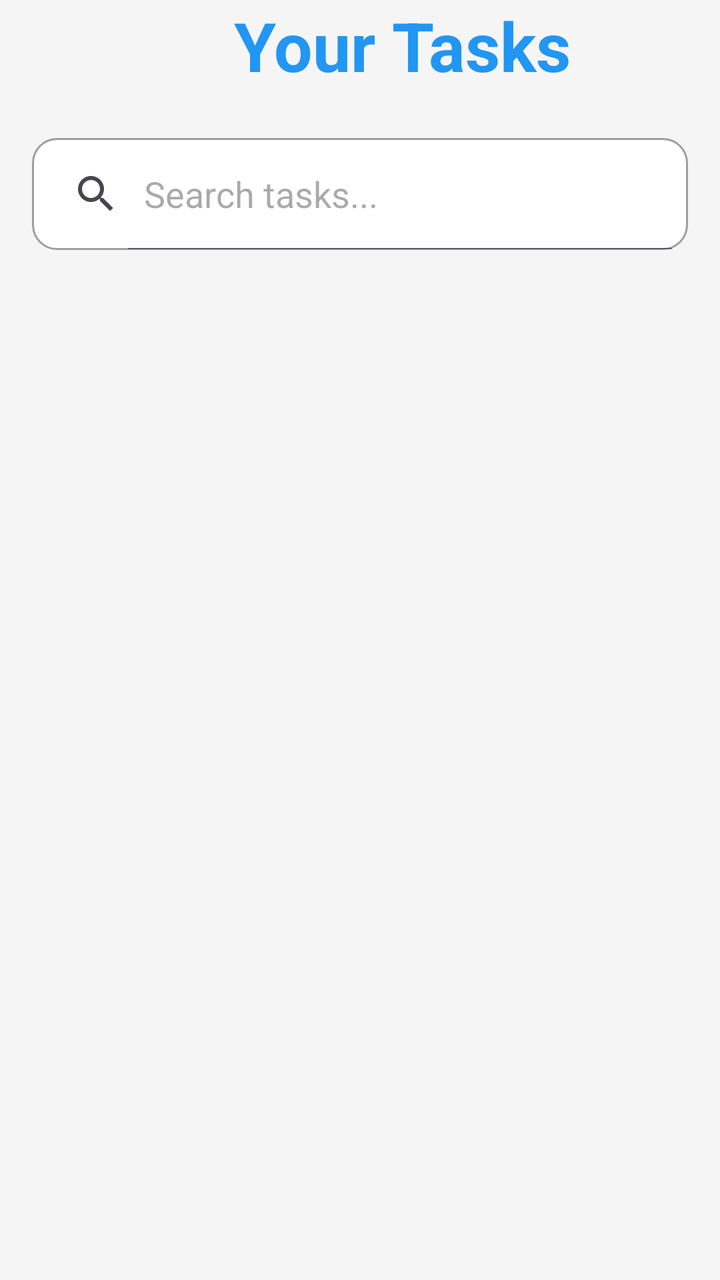
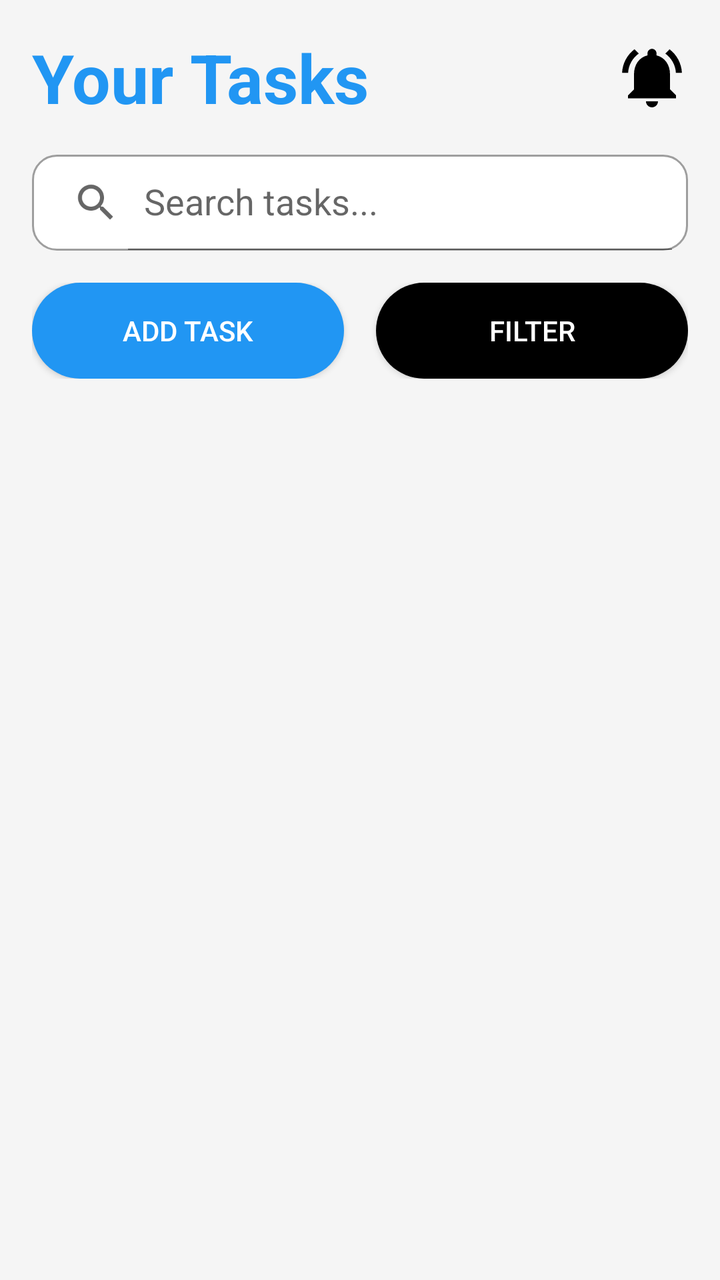

Two renders of the same Android screen: before a commit and after it. Below are the layout's source before the change and the commit's diff.
<!-- AndroidManifest.xml: application theme Theme.ProcrastinatorsTodo -->
<!-- res/layout/activity_home_page.xml -->
<?xml version="1.0" encoding="utf-8"?>
<androidx.constraintlayout.widget.ConstraintLayout xmlns:android="http://schemas.android.com/apk/res/android"
    xmlns:app="http://schemas.android.com/apk/res-auto"
    xmlns:tools="http://schemas.android.com/tools"
    android:id="@+id/main"
    android:layout_width="match_parent"
    android:layout_height="match_parent"
    android:background="#F5F5F5"
    tools:context=".HomePage">

    <TextView
        android:id="@+id/textView"
        android:layout_width="402dp"
        android:layout_height="53dp"
        android:text="Your Tasks"
        android:textAlignment="center"
        android:textColor="#2196F3"
        android:textSize="34sp"
        android:textStyle="bold"
        tools:layout_editor_absoluteX="4dp"
        tools:layout_editor_absoluteY="52dp" />

    <SearchView
        android:id="@+id/searchView"
        android:layout_width="0dp"
        android:layout_height="56dp"
        android:iconifiedByDefault="false"
        android:queryHint="Search tasks..."
        android:background="@drawable/search_bar_bg"
        app:layout_constraintTop_toBottomOf="@id/textView"
        app:layout_constraintStart_toStartOf="parent"
        app:layout_constraintEnd_toEndOf="parent"
        android:layout_marginTop="16dp"
        android:layout_marginStart="16dp"
        android:layout_marginEnd="16dp"/>

</androidx.constraintlayout.widget.ConstraintLayout>
<!-- resources referenced by this layout -->
<resources>
  <!-- drawable search_bar_bg (drawable) -->
  <?xml version="1.0" encoding="utf-8"?>
  <shape xmlns:android="http://schemas.android.com/apk/res/android"
      android:shape="rectangle">
      <solid android:color="#FFFFFF"/>
      <corners android:radius="12dp"/>
      <stroke android:width="1dp" android:color="#9E9E9E"/>
  </shape>
  <style name="Theme.ProcrastinatorsTodo" parent="Base.Theme.ProcrastinatorsTodo" />
  <style name="Base.Theme.ProcrastinatorsTodo" parent="Theme.Material3.DayNight.NoActionBar">
          
          
      </style>
</resources>

<!-- the commit's change to res/layout/activity_home_page.xml (unified diff, before → after) -->
@@ -1,37 +1,91 @@
 <?xml version="1.0" encoding="utf-8"?>
-<androidx.constraintlayout.widget.ConstraintLayout xmlns:android="http://schemas.android.com/apk/res/android"
+<LinearLayout xmlns:android="http://schemas.android.com/apk/res/android"
     xmlns:app="http://schemas.android.com/apk/res-auto"
-    xmlns:tools="http://schemas.android.com/tools"
     android:id="@+id/main"
     android:layout_width="match_parent"
     android:layout_height="match_parent"
     android:background="#F5F5F5"
-    tools:context=".HomePage">
+    android:orientation="vertical"
+    android:padding="16dp">
 
-    <TextView
-        android:id="@+id/textView"
-        android:layout_width="402dp"
-        android:layout_height="53dp"
-        android:text="Your Tasks"
-        android:textAlignment="center"
-        android:textColor="#2196F3"
-        android:textSize="34sp"
-        android:textStyle="bold"
-        tools:layout_editor_absoluteX="4dp"
-        tools:layout_editor_absoluteY="52dp" />
+    
+    <RelativeLayout
+        android:layout_width="match_parent"
+        android:layout_height="wrap_content"
+        android:layout_marginBottom="16dp">
 
-    <SearchView
+        <TextView
+            android:id="@+id/homeTitle"
+            android:layout_width="wrap_content"
+            android:layout_height="wrap_content"
+            android:text="Your Tasks"
+            android:textColor="#2196F3"
+            android:textSize="34sp"
+            android:textStyle="bold"
+            android:layout_centerVertical="true"
+            android:layout_alignParentStart="true" />
+
+        <ImageView
+            android:id="@+id/notificationIcon"
+            android:layout_width="36dp"
+            android:layout_height="36dp"
+            android:layout_alignParentEnd="true"
+            android:layout_centerVertical="true"
+            android:src="@drawable/ic_notifications"
+            android:contentDescription="Notifications"
+            android:clickable="true"
+            android:focusable="true" />
+
+    </RelativeLayout>
+
+
+    <androidx.appcompat.widget.SearchView
         android:id="@+id/searchView"
-        android:layout_width="0dp"
-        android:layout_height="56dp"
-        android:iconifiedByDefault="false"
-        android:queryHint="Search tasks..."
+        android:layout_width="match_parent"
+        android:layout_height="wrap_content"
+        android:layout_marginBottom="16dp"
         android:background="@drawable/search_bar_bg"
-        app:layout_constraintTop_toBottomOf="@id/textView"
-        app:layout_constraintStart_toStartOf="parent"
-        app:layout_constraintEnd_toEndOf="parent"
-        android:layout_marginTop="16dp"
-        android:layout_marginStart="16dp"
-        android:layout_marginEnd="16dp"/>
+        app:iconifiedByDefault="false"
+        app:queryHint="Search tasks..." />
 
-</androidx.constraintlayout.widget.ConstraintLayout>
+
+    <LinearLayout
+        android:layout_width="match_parent"
+        android:layout_height="wrap_content"
+        android:orientation="horizontal"
+        android:gravity="center"
+        android:layout_marginBottom="16dp"
+        android:weightSum="2">
+
+        <Button
+            android:id="@+id/btnAddTask"
+            android:layout_width="0dp"
+            android:layout_height="wrap_content"
+            android:layout_weight="1"
+            android:text="Add Task"
+            android:backgroundTint="#2196F3"
+            android:textColor="#FFFFFF"
+            android:layout_marginEnd="8dp"
+            android:background="@drawable/button_radius"/>
+
+        <Button
+            android:id="@+id/btnFilter"
+            android:layout_width="0dp"
+            android:layout_height="wrap_content"
+            android:layout_weight="1"
+            android:text="Filter"
+            android:backgroundTint="#000000"
+            android:textColor="#FFFFFF"
+            android:layout_marginStart="8dp"
+            android:background="@drawable/button_radius"/>
+
+    </LinearLayout>
+
+    <androidx.recyclerview.widget.RecyclerView
+        android:id="@+id/rcyTasks"
+        android:layout_width="match_parent"
+        android:layout_height="0dp"
+        android:layout_weight="1"/>
+
+
+</LinearLayout>
<!-- resource entries referenced after the edit -->
@@ -1,5 +1,15 @@
 <!-- resources referenced by this layout -->
 <resources>
+  <!-- drawable button_radius (drawable) -->
+  <?xml version="1.0" encoding="utf-8"?>
+  <shape xmlns:android="http://schemas.android.com/apk/res/android">
+      <corners android:radius="24dp" /> <solid android:color="#FFFFFF"/> </shape>
+  <!-- drawable ic_notifications (drawable) -->
+  <vector xmlns:android="http://schemas.android.com/apk/res/android" android:height="24dp" android:tint="#000000" android:viewportHeight="24" android:viewportWidth="24" android:width="24dp">
+        
+      <path android:fillColor="@android:color/white" android:pathData="M7.58,4.08L6.15,2.65C3.75,4.48 2.17,7.3 2.03,10.5h2c0.15,-2.65 1.51,-4.97 3.55,-6.42zM19.97,10.5h2c-0.15,-3.2 -1.73,-6.02 -4.12,-7.85l-1.42,1.43c2.02,1.45 3.39,3.77 3.54,6.42zM18,11c0,-3.07 -1.64,-5.64 -4.5,-6.32L13.5,4c0,-0.83 -0.67,-1.5 -1.5,-1.5s-1.5,0.67 -1.5,1.5v0.68C7.63,5.36 6,7.92 6,11v5l-2,2v1h16v-1l-2,-2v-5zM12,22c0.14,0 0.27,-0.01 0.4,-0.04 0.65,-0.14 1.18,-0.58 1.44,-1.18 0.1,-0.24 0.15,-0.5 0.15,-0.78h-4c0.01,1.1 0.9,2 2.01,2z"/>
+      
+  </vector>
   <!-- drawable search_bar_bg (drawable) -->
   <?xml version="1.0" encoding="utf-8"?>
   <shape xmlns:android="http://schemas.android.com/apk/res/android"
@@ -9,7 +19,7 @@
       <stroke android:width="1dp" android:color="#9E9E9E"/>
   </shape>
   <style name="Theme.ProcrastinatorsTodo" parent="Base.Theme.ProcrastinatorsTodo" />
-  <style name="Base.Theme.ProcrastinatorsTodo" parent="Theme.Material3.DayNight.NoActionBar">
+  <style name="Base.Theme.ProcrastinatorsTodo" parent="Theme.AppCompat.Light.NoActionBar">
           
           
       </style>
